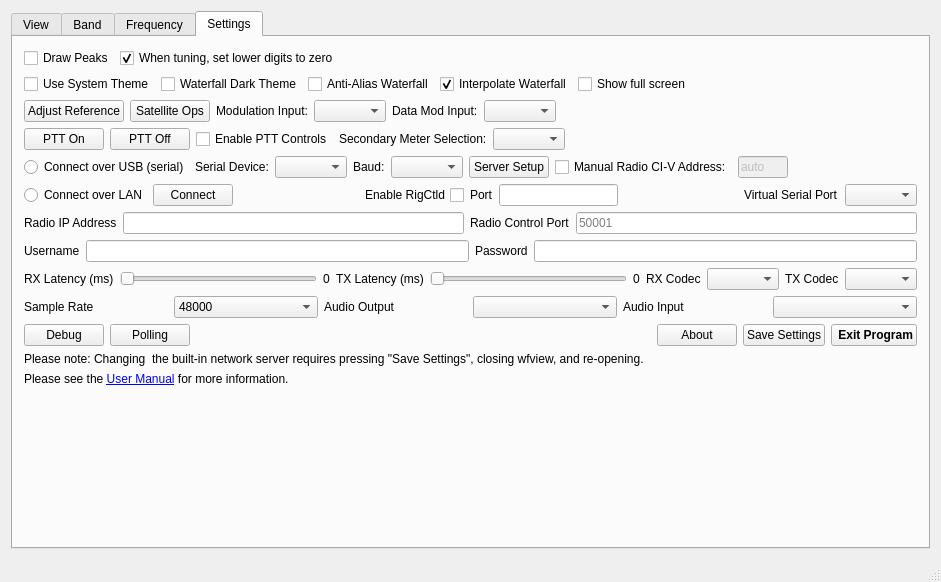
adecarolis/wfweb, file wfmain.ui: the form before one commit.
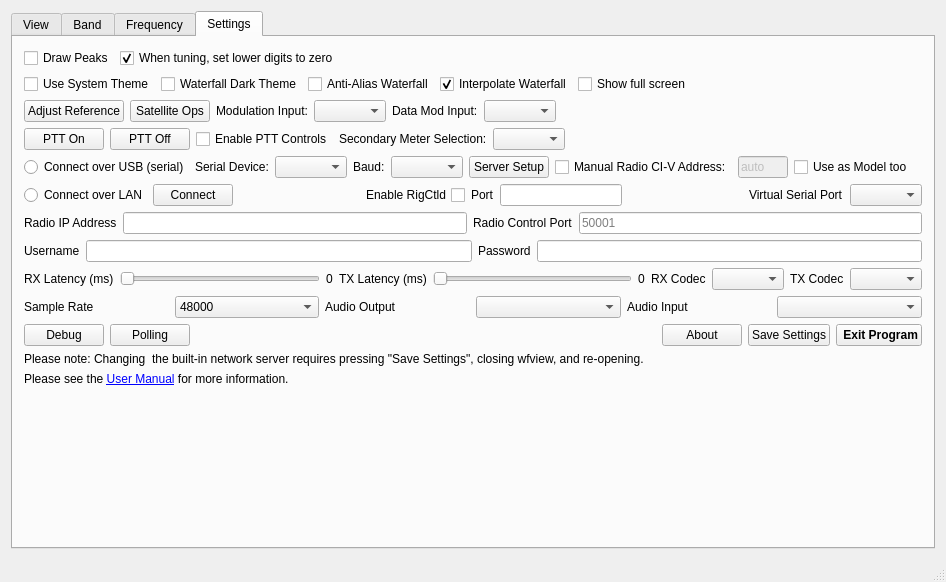
The form after the commit. The open tabs and pages were chosen to show the change. Custom widgets are drawn as their Qt base class.

Commit message: Added override allowing the user-specified CI-V address to also be used as the Rig ID (model). This is useful for older radios that do not reply to Rig ID queries. For radios using the default CI-V address, it should "just work".

```diff
--- a/wfmain.ui
+++ b/wfmain.ui
@@ -6,7 +6,7 @@
    <rect>
     <x>0</x>
     <y>0</y>
-    <width>941</width>
+    <width>946</width>
     <height>582</height>
    </rect>
   </property>
@@ -2373,6 +2373,16 @@
             </property>
            </widget>
           </item>
+          <item>
+           <widget class="QCheckBox" name="useCIVasRigIDChk">
+            <property name="toolTip">
+             <string>&lt;html&gt;&lt;head/&gt;&lt;body&gt;&lt;p&gt;Only check for older radios!&lt;/p&gt;&lt;p&gt;This checkbox forces wfview to trust that the CI-V address is also the model number of the radio. This is only useful for older radios that do not reply to our Rig ID requests (0x19 0x00). Do not check this box unless you have an older radio. &lt;/p&gt;&lt;/body&gt;&lt;/html&gt;</string>
+            </property>
+            <property name="text">
+             <string>Use as Model too</string>
+            </property>
+           </widget>
+          </item>
           <item>
            <spacer name="tuneSpacer">
             <property name="orientation">
```
Left out of the diff: 4 changed lines with no effect on the pictures. The commit also changes 5 other files.
